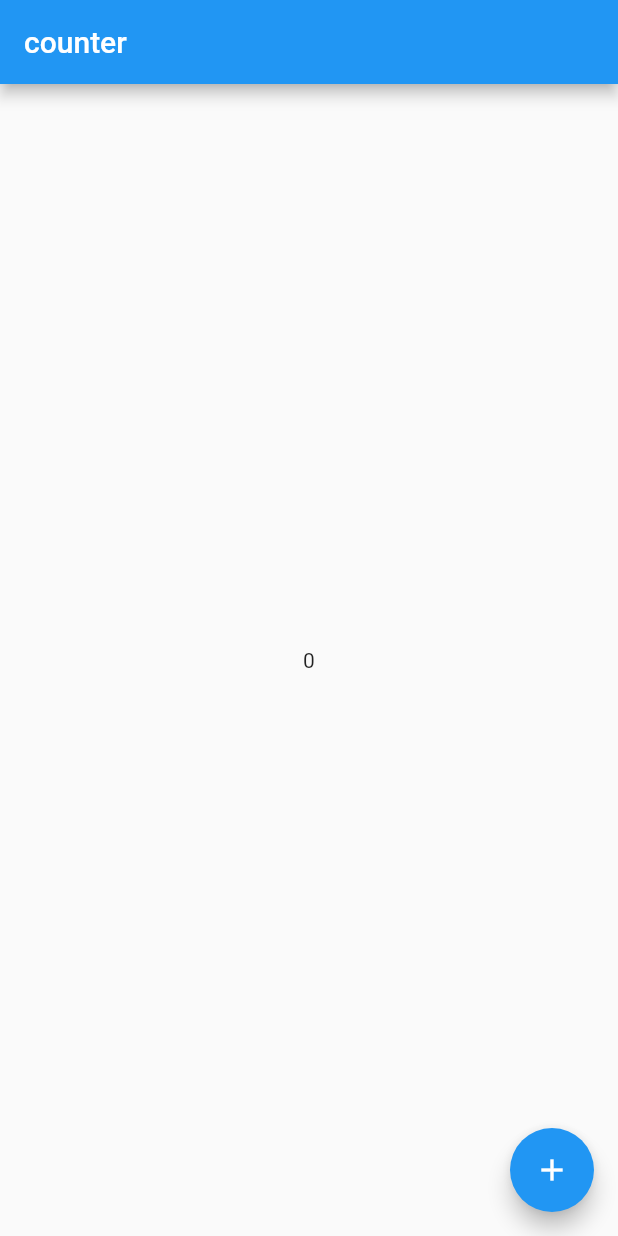
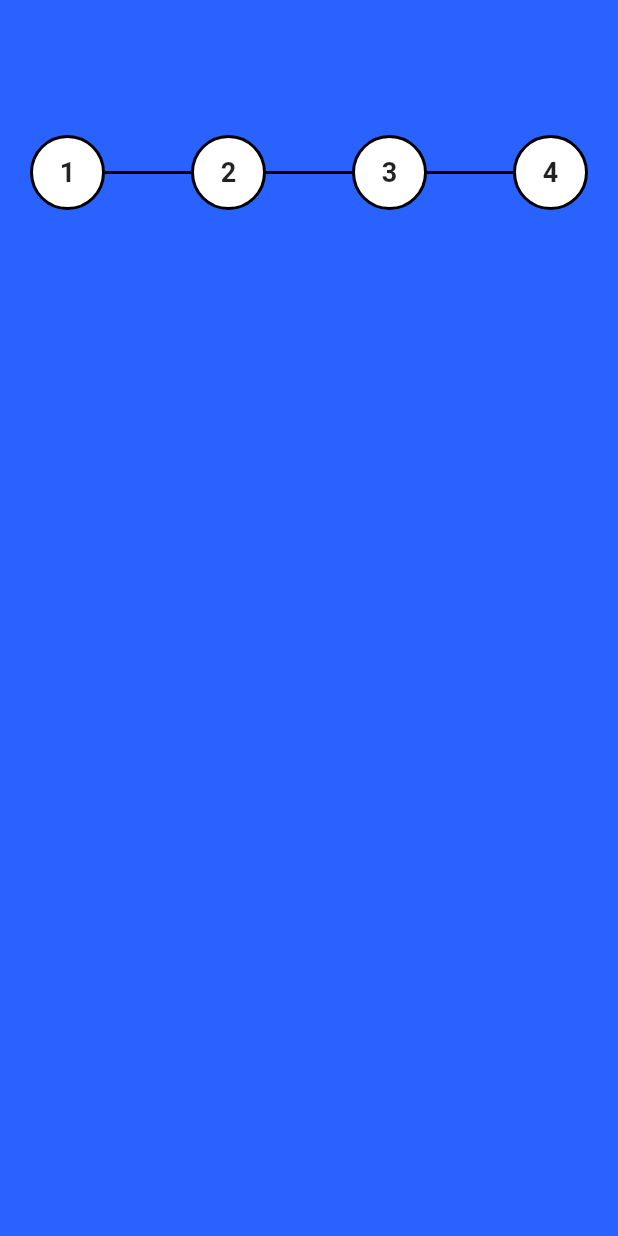
Before and after one commit to arpit-it/dkatalis_flutter_test, a Flutter app: the screen it shows after launch, on a phone screen of 412 x 824 dp. Run offline on Flutter 3.47's test engine with Material 2 defaults, Android fonts, the phone set to English and light mode, and no system bars; our stand-ins replace get.

Commit message:
fix: added back button and screen completion counter  - moved registration_home.dart, registration_home_binding.dart and registration_home_controller.dart to a sub folder and added widget package  - added registration_home_back_button.dart widget for showing back button  - added registration_screen_counter.dart widget for showing the completed screen counter  - updated registration_home_controller.dart for handling back press and completed screen counter

```diff
--- a/lib/main.dart
+++ b/lib/main.dart
@@ -1,8 +1,8 @@
-import 'package:dkatalis_demo/screens/registration_home.dart';
 import 'package:flutter/material.dart';
 import 'package:get/get.dart';
 
-import 'screens/bindings/registration_home_binding.dart';
+import 'screens/registration_home/bindings/registration_home_binding.dart';
+import 'screens/registration_home/registration_home.dart';
 
 void main() {
   runApp(GetMaterialApp(
--- a/lib/screens/controllers/registration_home_controller.dart
+++ /dev/null
@@ -1,6 +0,0 @@
-import 'package:get/get.dart';
-
-class RegistrationHomeController extends GetxController {
-  var counter = 0.obs;
-  void increment() => counter++;
-}
--- a/lib/screens/registration_home.dart
+++ /dev/null
@@ -1,16 +0,0 @@
-import 'package:dkatalis_demo/screens/controllers/registration_home_controller.dart';
-import 'package:flutter/material.dart';
-import 'package:get/get.dart';
-
-class RegistrationHome extends GetView<RegistrationHomeController> {
-  @override
-  Widget build(context) => Scaffold(
-      appBar: AppBar(title: Text("counter")),
-      body: Center(
-        child: Obx(() => Text("${controller.counter}")),
-      ),
-      floatingActionButton: FloatingActionButton(
-        child: Icon(Icons.add),
-        onPressed: controller.increment,
-      ));
-}
--- a/lib/screens/bindings/registration_home_binding.dart
+++ b/lib/screens/registration_home/bindings/registration_home_binding.dart
@@ -1,4 +1,4 @@
-import 'package:dkatalis_demo/screens/controllers/registration_home_controller.dart';
+import 'package:dkatalis_demo/screens/registration_home/controllers/registration_home_controller.dart';
 import 'package:get/get.dart';
 
 class RegistrationHomeBinding implements Bindings {
--- /dev/null
+++ b/lib/screens/registration_home/controllers/registration_home_controller.dart
@@ -0,0 +1,11 @@
+import 'package:get/get.dart';
+
+class RegistrationHomeController extends GetxController {
+  var completedScreens = 0.obs;
+
+  bool shouldShowBackButton() => !(completedScreens.value == 0);
+
+  void backPressed() {
+    print('back pressed');
+  }
+}
--- /dev/null
+++ b/lib/screens/registration_home/registration_home.dart
@@ -0,0 +1,24 @@
+import 'package:flutter/material.dart';
+import 'package:get/get.dart';
+
+import 'controllers/registration_home_controller.dart';
+import 'widgets/registration_screen_counter.dart';
+import 'widgets/registration_home_back_button.dart';
+
+class RegistrationHome extends GetView<RegistrationHomeController> {
+  @override
+  Widget build(context) => Scaffold(
+        backgroundColor: Colors.blueAccent.shade700,
+        body: Column(
+          children: [
+            RegistrationHomeBackButton(
+              shouldShowBackButton: controller.shouldShowBackButton(),
+              onPressed: controller.backPressed,
+            ),
+            RegistrationScreenCounter(
+              completedScreensCount: controller.completedScreens.value,
+            ),
+          ],
+        ),
+      );
+}
--- /dev/null
+++ b/lib/screens/registration_home/widgets/registration_home_back_button.dart
@@ -0,0 +1,36 @@
+import 'package:flutter/material.dart';
+
+class RegistrationHomeBackButton extends StatelessWidget {
+  const RegistrationHomeBackButton(
+      {Key? key, required this.shouldShowBackButton, this.onPressed})
+      : super(key: key);
+  final VoidCallback? onPressed;
+  final bool shouldShowBackButton;
+  @override
+  Widget build(BuildContext context) {
+    return Padding(
+      padding: const EdgeInsets.only(top: 40.0),
+      child: SizedBox(
+        height: 50,
+        child: shouldShowBackButton
+            ? Row(
+                crossAxisAlignment: CrossAxisAlignment.center,
+                mainAxisAlignment: MainAxisAlignment.start,
+                children: [
+                  IconButton(
+                      onPressed: onPressed,
+                      icon: Icon(
+                        Icons.arrow_back,
+                        color: Colors.white,
+                      )),
+                  Text(
+                    'Create Account',
+                    style: TextStyle(color: Colors.white),
+                  )
+                ],
+              )
+            : Container(),
+      ),
+    );
+  }
+}
--- /dev/null
+++ b/lib/screens/registration_home/widgets/registration_screen_counter.dart
@@ -0,0 +1,64 @@
+import 'package:flutter/material.dart';
+
+class RegistrationScreenCounter extends StatelessWidget {
+  const RegistrationScreenCounter(
+      {Key? key, required this.completedScreensCount})
+      : super(key: key);
+
+  final int completedScreensCount;
+
+  @override
+  Widget build(BuildContext context) {
+    var screenWidth = MediaQuery.of(context).size.width;
+    return Row(
+      crossAxisAlignment: CrossAxisAlignment.center,
+      mainAxisAlignment: MainAxisAlignment.center,
+      children: [
+        getScreenCountContainer(1, completedScreensCount >= 1),
+        getScreenCountConnector(screenWidth),
+        getScreenCountContainer(2, completedScreensCount >= 2),
+        getScreenCountConnector(screenWidth),
+        getScreenCountContainer(3, completedScreensCount >= 3),
+        getScreenCountConnector(screenWidth),
+        getScreenCountContainer(4, completedScreensCount >= 4),
+      ],
+    );
+  }
+
+  double connectorWidth(double screenWidth) {
+    if (screenWidth > 0) {
+      return (screenWidth - 200 - 40) / 3;
+    }
+    return 0.0;
+  }
+
+  Widget getScreenCountConnector(double screenWidth) {
+    return Container(
+      height: 2,
+      width: connectorWidth(screenWidth),
+      color: Colors.black,
+    );
+  }
+
+  Widget getScreenCountContainer(int screenCount, bool isScreenComplete) {
+    return Container(
+      height: 50,
+      width: 50,
+      decoration: BoxDecoration(
+        color: isScreenComplete ? Colors.green : Colors.white,
+        borderRadius: BorderRadius.all(Radius.circular(25)),
+        border: Border.all(
+          width: 2,
+          color: Colors.black,
+          style: BorderStyle.solid,
+        ),
+      ),
+      child: Center(
+        child: Text(
+          '$screenCount',
+          style: TextStyle(fontWeight: FontWeight.bold, fontSize: 18),
+        ),
+      ),
+    );
+  }
+}
```
